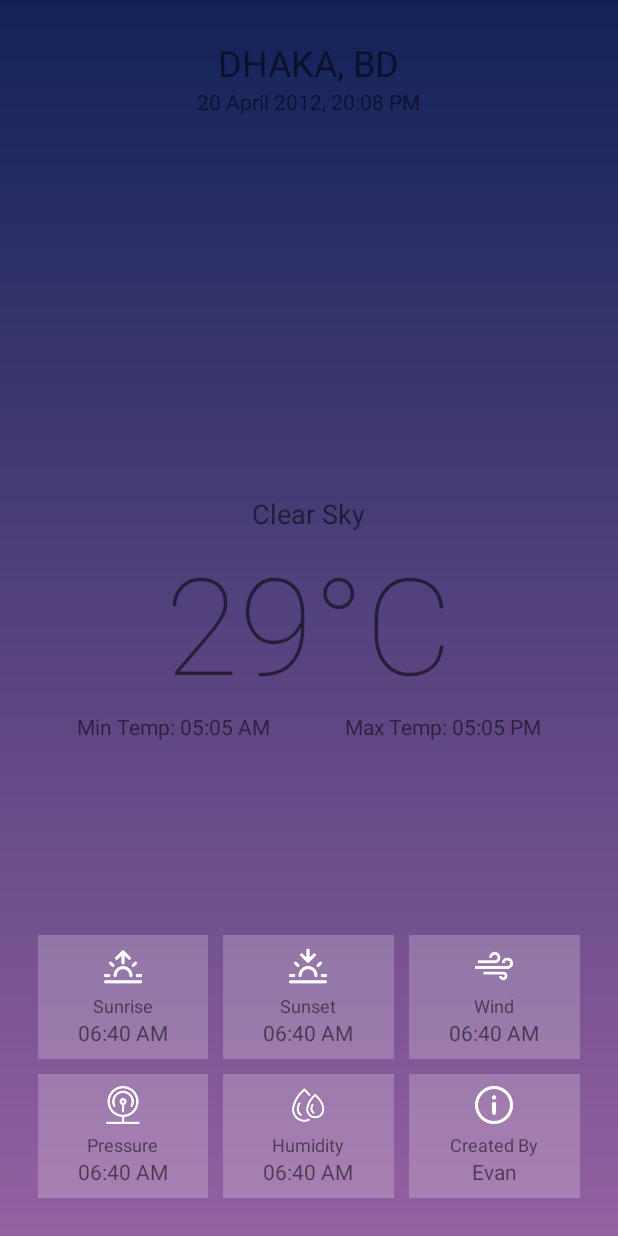
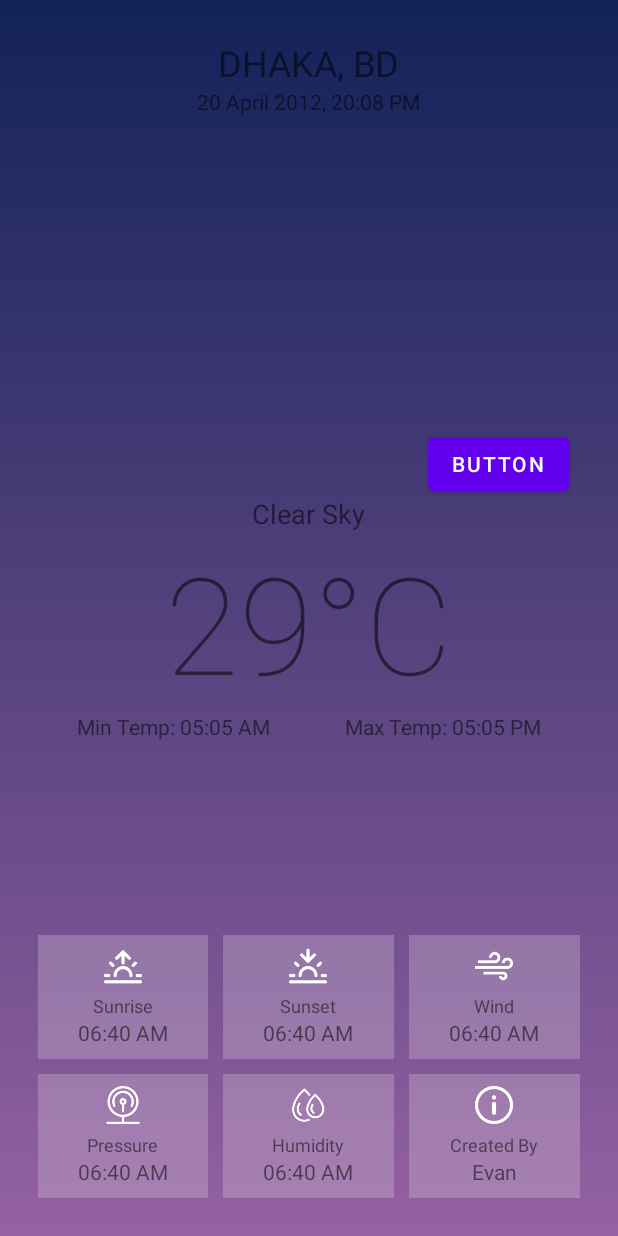
Before and after one commit to ishaan-ghosh/WhatsTheWeather, an Android app: the layout activity_main.xml on its own in the app's theme, with its tools: preview values and no code run, on a phone screen of 412 x 824 dp. Run offline under Robolectric (Android 15) with nearby library versions, the phone set to English and light mode, and no system bars; Roboto replaces fonts that are not available here.

Commit message:
Added a working button

```diff
--- a/app/src/main/java/com/example/What'sTheWeather/MainActivity.kt
+++ b/app/src/main/java/com/example/What'sTheWeather/MainActivity.kt
@@ -12,8 +12,17 @@ import java.net.URL
 import java.text.SimpleDateFormat
 import java.util.*
 
+/*
+import kotlinx.android.synthetic.main.activity_main.*
+import android.support.v7.app.AppCompatActivity
+import android.os.Bundle
+ */
+import android.widget.Button
+import android.widget.Toast
+
+
 class MainActivity : AppCompatActivity() {
-    val CITY: String = "dhaka,bd"
+    val CITY: String = "tucson,us"//  "dhaka,bd"
     val API: String = "f5979ed4f3b30e4e3dcc9c934eaeaa9f"
 
     override fun onCreate(savedInstanceState: Bundle?) {
@@ -21,6 +30,17 @@ class MainActivity : AppCompatActivity() {
         setContentView(R.layout.activity_main)
 
         weatherTask().execute()
+
+        // Special feature - Polymorphism: converts a TextView to a Button
+        val btn_click_me = findViewById<TextView>(R.id.changeDegBtn) // as Button // (Button) //findViewById(R.id.changeDegBtn) as Button
+        // set on-click listener
+        btn_click_me.setOnClickListener (object:View.OnClickListener {
+            override fun onClick(p0: View?) {
+                TODO("Not yet implemented")
+                // your code to perform when the user clicks on the button
+                Toast.makeText(this@MainActivity, "You clicked me.", Toast.LENGTH_SHORT).show()
+            }
+        })
 
     }
 
@@ -34,9 +54,10 @@ class MainActivity : AppCompatActivity() {
         }
 
         override fun doInBackground(vararg params: String?): String? {
+            val units = "imperial"
             var response:String?
             try{
-                response = URL("https://api.openweathermap.org/data/2.5/weather?q=$CITY&units=metric&appid=$API").readText(
+                response = URL("https://api.openweathermap.org/data/2.5/weather?q=$CITY&units="+units+"&appid=$API").readText(
                     Charsets.UTF_8
                 )
             }catch (e: Exception){
@@ -59,7 +80,8 @@ class MainActivity : AppCompatActivity() {
                 val updatedAtText = "Updated at: "+ SimpleDateFormat("dd/MM/yyyy hh:mm a", Locale.ENGLISH).format(
                     Date(updatedAt*1000)
                 )
-                val temp = main.getString("temp")+"°C"
+                val label = "°F"
+                val temp = main.getString("temp")+label
                 val tempMin = "Min Temp: " + main.getString("temp_min")+"°C"
                 val tempMax = "Max Temp: " + main.getString("temp_max")+"°C"
                 val pressure = main.getString("pressure")
--- a/app/src/main/res/layout/activity_main.xml
+++ b/app/src/main/res/layout/activity_main.xml
@@ -6,141 +6,338 @@
     android:padding="25dp"
     android:background="@drawable/gradient_bg">
 
-    <RelativeLayout android:id="@+id/mainContainer" android:layout_width="match_parent"
-        android:layout_height="match_parent" android:visibility="visible">
-        <LinearLayout android:id="@+id/addressContainer" android:layout_width="match_parent"
-            android:layout_height="wrap_content" android:orientation="vertical"
-            android:gravity="center">
-            <TextView android:id="@+id/address" android:layout_width="wrap_content"
-                android:layout_height="wrap_content" android:textSize="24dp"
-                android:text="DHAKA, BD"/>
-            <TextView android:id="@+id/updated_at" android:layout_width="wrap_content"
-                android:layout_height="wrap_content" android:textSize="14dp"
-                android:text="20 April 2012, 20:08 PM"/>
+    <RelativeLayout
+        android:id="@+id/mainContainer"
+        android:layout_width="match_parent"
+        android:layout_height="match_parent"
+        android:visibility="visible">
+
+        <Button
+            android:id="@+id/changeDegBtn"
+            android:layout_width="wrap_content"
+            android:layout_height="wrap_content"
+            android:layout_alignParentStart="true"
+            android:layout_alignParentTop="true"
+            android:layout_marginStart="130dp"
+            android:layout_marginTop="130dp"
+            android:layout_marginEnd="134dp"
+            android:text="Button"
+            android:translationX="130dp"
+            android:translationY="130dp" />
+
+        <LinearLayout
+            android:id="@+id/addressContainer"
+            android:layout_width="match_parent"
+            android:layout_height="wrap_content"
+            android:gravity="center"
+            android:orientation="vertical">
+
+            <TextView
+                android:id="@+id/address"
+                android:layout_width="wrap_content"
+                android:layout_height="wrap_content"
+                android:text="DHAKA, BD"
+                android:textSize="24dp" />
+
+            <TextView
+                android:id="@+id/updated_at"
+                android:layout_width="wrap_content"
+                android:layout_height="wrap_content"
+                android:text="20 April 2012, 20:08 PM"
+                android:textSize="14dp" />
         </LinearLayout>
 
 
-        <LinearLayout android:id="@+id/overviewContainer" android:layout_width="match_parent"
-            android:layout_height="wrap_content" android:orientation="vertical"
-            android:layout_centerInParent="true">
+        <LinearLayout
+            android:id="@+id/overviewContainer"
+            android:layout_width="match_parent"
+            android:layout_height="wrap_content"
+            android:layout_centerInParent="true"
+            android:orientation="vertical">
 
-            <TextView android:id="@+id/status" android:layout_width="wrap_content"
-                android:layout_height="wrap_content" android:textSize="18dp"
+            <TextView
+                android:id="@+id/status"
+                android:layout_width="wrap_content"
+                android:layout_height="wrap_content"
                 android:layout_gravity="center"
-                android:text="Clear Sky"/>
-            <TextView android:id="@+id/temp" android:layout_width="wrap_content"
-                android:layout_height="wrap_content" android:textSize="90dp"
-                android:fontFamily="sans-serif-thin" android:layout_gravity="center"
-                android:text="29°C"/>
+                android:text="Clear Sky"
+                android:textSize="18dp" />
 
-            <LinearLayout android:layout_width="match_parent" android:layout_height="wrap_content"
-                android:orientation="horizontal" android:gravity="center">
-                <TextView android:id="@+id/temp_min" android:layout_width="wrap_content"
-                    android:layout_height="wrap_content" android:text="Min Temp: 05:05 AM"/>
-                <Space android:layout_width="50dp" android:layout_height="wrap_content"/>
+            <TextView
+                android:id="@+id/temp"
+                android:layout_width="wrap_content"
+                android:layout_height="wrap_content"
+                android:layout_gravity="center"
+                android:fontFamily="sans-serif-thin"
+                android:text="29°C"
+                android:textSize="90dp" />
 
-                <TextView android:id="@+id/temp_max" android:layout_width="wrap_content"
-                    android:layout_height="wrap_content" android:text="Max Temp: 05:05 PM"/>
+            <LinearLayout
+                android:layout_width="match_parent"
+                android:layout_height="wrap_content"
+                android:gravity="center"
+                android:orientation="horizontal">
+
+                <TextView
+                    android:id="@+id/temp_min"
+                    android:layout_width="wrap_content"
+                    android:layout_height="wrap_content"
+                    android:text="Min Temp: 05:05 AM" />
+
+                <Space
+                    android:layout_width="50dp"
+                    android:layout_height="wrap_content" />
+
+                <TextView
+                    android:id="@+id/temp_max"
+                    android:layout_width="wrap_content"
+                    android:layout_height="wrap_content"
+                    android:text="Max Temp: 05:05 PM" />
             </LinearLayout>
 
         </LinearLayout>
 
 
-        <LinearLayout android:id="@+id/detailsContainer" android:layout_width="match_parent"
-            android:layout_height="wrap_content" android:orientation="vertical"
-            android:layout_alignParentBottom="true">
-            <LinearLayout android:layout_width="match_parent" android:layout_height="wrap_content"
-                android:orientation="horizontal" android:weightSum="3">
-                <LinearLayout android:layout_width="0dp" android:layout_height="wrap_content"
-                    android:orientation="vertical" android:layout_weight="1"
-                    android:gravity="center" android:padding="8dp"
-                    android:background="#3CF1EBF1">
-                    <ImageView android:layout_width="25dp" android:layout_height="25dp"
-                        android:src="@drawable/sunrise" android:tint="#FFFFFF"/>
-                    <Space android:layout_width="wrap_content" android:layout_height="5dp"/>
-                    <TextView android:layout_width="wrap_content" android:layout_height="wrap_content"
-                        android:textSize="12dp" android:text="Sunrise"/>
-                    <TextView android:id="@+id/sunrise" android:layout_width="wrap_content"
-                        android:layout_height="wrap_content" android:textSize="14dp"
-                        android:text="06:40 AM"/>
+        <LinearLayout
+            android:id="@+id/detailsContainer"
+            android:layout_width="match_parent"
+            android:layout_height="wrap_content"
+            android:layout_alignParentBottom="true"
+            android:orientation="vertical">
+
+            <LinearLayout
+                android:layout_width="match_parent"
+                android:layout_height="wrap_content"
+                android:orientation="horizontal"
+                android:weightSum="3">
+
+                <LinearLayout
+                    android:layout_width="0dp"
+                    android:layout_height="wrap_content"
+                    android:layout_weight="1"
+                    android:background="#3CF1EBF1"
+                    android:gravity="center"
+                    android:orientation="vertical"
+                    android:padding="8dp">
+
+                    <ImageView
+                        android:layout_width="25dp"
+                        android:layout_height="25dp"
+                        android:src="@drawable/sunrise"
+                        android:tint="#FFFFFF" />
+
+                    <Space
+                        android:layout_width="wrap_content"
+                        android:layout_height="5dp" />
+
+                    <TextView
+                        android:layout_width="wrap_content"
+                        android:layout_height="wrap_content"
+                        android:text="Sunrise"
+                        android:textSize="12dp" />
+
+                    <TextView
+                        android:id="@+id/sunrise"
+                        android:layout_width="wrap_content"
+                        android:layout_height="wrap_content"
+                        android:text="06:40 AM"
+                        android:textSize="14dp" />
                 </LinearLayout>
-                <Space android:layout_width="10dp" android:layout_height="wrap_content"/>
-                <LinearLayout android:layout_width="0dp" android:layout_height="wrap_content"
-                    android:orientation="vertical" android:layout_weight="1"
-                    android:gravity="center" android:padding="8dp"
-                    android:background="#3CF1EBF1">
-                    <ImageView android:layout_width="25dp" android:layout_height="25dp"
-                        android:src="@drawable/sunset" android:tint="#FFFFFF"/>
-                    <Space android:layout_width="wrap_content" android:layout_height="5dp"/>
-                    <TextView android:layout_width="wrap_content" android:layout_height="wrap_content"
-                        android:textSize="12dp" android:text="Sunset"/>
-                    <TextView android:id="@+id/sunset" android:layout_width="wrap_content"
-                        android:layout_height="wrap_content" android:textSize="14dp"
-                        android:text="06:40 AM"/>
+
+                <Space
+                    android:layout_width="10dp"
+                    android:layout_height="wrap_content" />
+
+                <LinearLayout
+                    android:layout_width="0dp"
+                    android:layout_height="wrap_content"
+                    android:layout_weight="1"
+                    android:background="#3CF1EBF1"
+                    android:gravity="center"
+                    android:orientation="vertical"
+                    android:padding="8dp">
+
+                    <ImageView
+                        android:layout_width="25dp"
+                        android:layout_height="25dp"
+                        android:src="@drawable/sunset"
+                        android:tint="#FFFFFF" />
+
+                    <Space
+                        android:layout_width="wrap_content"
+                        android:layout_height="5dp" />
+
+                    <TextView
+                        android:layout_width="wrap_content"
+                        android:layout_height="wrap_content"
+                        android:text="Sunset"
+                        android:textSize="12dp" />
+
+                    <TextView
+                        android:id="@+id/sunset"
+                        android:layout_width="wrap_content"
+                        android:layout_height="wrap_content"
+                        android:text="06:40 AM"
+                        android:textSize="14dp" />
                 </LinearLayout>
-                <Space android:layout_width="10dp" android:layout_height="wrap_content"/>
-                <LinearLayout android:layout_width="0dp" android:layout_height="wrap_content"
-                    android:orientation="vertical" android:layout_weight="1"
-                    android:gravity="center" android:padding="8dp"
-                    android:background="#3CF1EBF1">
-                    <ImageView android:layout_width="25dp" android:layout_height="25dp"
-                        android:src="@drawable/wind" android:tint="#FFFFFF"/>
-                    <Space android:layout_width="wrap_content" android:layout_height="5dp"/>
-                    <TextView android:layout_width="wrap_content" android:layout_height="wrap_content"
-                        android:textSize="12dp" android:text="Wind"/>
-                    <TextView android:id="@+id/wind" android:layout_width="wrap_content"
-                        android:layout_height="wrap_content" android:textSize="14dp"
-                        android:text="06:40 AM"/>
+
+                <Space
+                    android:layout_width="10dp"
+                    android:layout_height="wrap_content" />
+
+                <LinearLayout
+                    android:layout_width="0dp"
+                    android:layout_height="wrap_content"
+                    android:layout_weight="1"
+                    android:background="#3CF1EBF1"
+                    android:gravity="center"
+                    android:orientation="vertical"
+                    android:padding="8dp">
+
+                    <ImageView
+                        android:layout_width="25dp"
+                        android:layout_height="25dp"
+                        android:src="@drawable/wind"
+                        android:tint="#FFFFFF" />
+
+                    <Space
+                        android:layout_width="wrap_content"
+                        android:layout_height="5dp" />
+
+                    <TextView
+                        android:layout_width="wrap_content"
+                        android:layout_height="wrap_content"
+                        android:text="Wind"
+                        android:textSize="12dp" />
+
+                    <TextView
+                        android:id="@+id/wind"
+                        android:layout_width="wrap_content"
+                        android:layout_height="wrap_content"
+                        android:text="06:40 AM"
+                        android:textSize="14dp" />
                 </LinearLayout>
             </LinearLayout>
 
-            <Space android:layout_width="wrap_content" android:layout_height="10dp"/>
+            <Space
+                android:layout_width="wrap_content"
+                android:layout_height="10dp" />
 
-            <LinearLayout android:layout_width="match_parent" android:layout_height="wrap_content"
-                android:orientation="horizontal" android:weightSum="3">
-                <LinearLayout android:layout_width="0dp" android:layout_height="wrap_content"
-                    android:orientation="vertical" android:layout_weight="1"
-                    android:gravity="center" android:padding="8dp"
-                    android:background="#3CF1EBF1">
-                    <ImageView android:layout_width="25dp" android:layout_height="25dp"
-                        android:src="@drawable/pressure" android:tint="#FFFFFF"/>
-                    <Space android:layout_width="wrap_content" android:layout_height="5dp"/>
-                    <TextView android:layout_width="wrap_content" android:layout_height="wrap_content"
-                        android:textSize="12dp" android:text="Pressure"/>
-                    <TextView android:id="@+id/pressure" android:layout_width="wrap_content"
-                        android:layout_height="wrap_content" android:textSize="14dp"
-                        android:text="06:40 AM"/>
+            <LinearLayout
+                android:layout_width="match_parent"
+                android:layout_height="wrap_content"
+                android:orientation="horizontal"
+                android:weightSum="3">
+
+                <LinearLayout
+                    android:layout_width="0dp"
+                    android:layout_height="wrap_content"
+                    android:layout_weight="1"
+                    android:background="#3CF1EBF1"
+                    android:gravity="center"
+                    android:orientation="vertical"
+                    android:padding="8dp">
+
+                    <ImageView
+                        android:layout_width="25dp"
+                        android:layout_height="25dp"
+                        android:src="@drawable/pressure"
+                        android:tint="#FFFFFF" />
+
+                    <Space
+                        android:layout_width="wrap_content"
+                        android:layout_height="5dp" />
+
+                    <TextView
+                        android:layout_width="wrap_content"
+                        android:layout_height="wrap_content"
+                        android:text="Pressure"
+                        android:textSize="12dp" />
+
+                    <TextView
+                        android:id="@+id/pressure"
+                        android:layout_width="wrap_content"
+                        android:layout_height="wrap_content"
+                        android:text="06:40 AM"
+                        android:textSize="14dp" />
                 </LinearLayout>
-                <Space android:layout_width="10dp" android:layout_height="wrap_content"/>
-                <LinearLayout android:layout_width="0dp" android:layout_height="wrap_content"
-                    android:orientation="vertical" android:layout_weight="1"
-                    android:gravity="center" android:padding="8dp"
-                    android:background="#3CF1EBF1">
-                    <ImageView android:layout_width="25dp" android:layout_height="25dp"
-                        android:src="@drawable/humidity" android:tint="#FFFFFF"/>
-                    <Space android:layout_width="wrap_content" android:layout_height="5dp"/>
-                    <TextView android:layout_width="wrap_content" android:layout_height="wrap_content"
-                        android:textSize="12dp" android:text="Humidity"/>
-                    <TextView android:id="@+id/humidity" android:layout_width="wrap_content"
-                        android:layout_height="wrap_content" android:textSize="14dp"
-                        android:text="06:40 AM"/>
+
+                <Space
+                    android:layout_width="10dp"
+                    android:layout_height="wrap_content" />
+
+                <LinearLayout
+                    android:layout_width="0dp"
+                    android:layout_height="wrap_content"
+                    android:layout_weight="1"
+                    android:background="#3CF1EBF1"
+                    android:gravity="center"
+                    android:orientation="vertical"
+                    android:padding="8dp">
+
+                    <ImageView
+                        android:layout_width="25dp"
+                        android:layout_height="25dp"
+                        android:src="@drawable/humidity"
+                        android:tint="#FFFFFF" />
+
+                    <Space
+                        android:layout_width="wrap_content"
+                        android:layout_height="5dp" />
+
+                    <TextView
+                        android:layout_width="wrap_content"
+                        android:layout_height="wrap_content"
+                        android:text="Humidity"
+                        android:textSize="12dp" />
+
+                    <TextView
+                        android:id="@+id/humidity"
+                        android:layout_width="wrap_content"
+                        android:layout_height="wrap_content"
+                        android:text="06:40 AM"
+                        android:textSize="14dp" />
                 </LinearLayout>
-                <Space android:layout_width="10dp" android:layout_height="wrap_content"/>
-                <LinearLayout android:layout_width="0dp" android:layout_height="wrap_content"
-                    android:orientation="vertical" android:layout_weight="1"
-                    android:gravity="center" android:padding="8dp"
-                    android:background="#3CF1EBF1">
-                    <ImageView android:layout_width="25dp" android:layout_height="25dp"
-                        android:src="@drawable/info" android:tint="#FFFFFF"/>
-                    <Space android:layout_width="wrap_content" android:layout_height="5dp"/>
-                    <TextView android:layout_width="wrap_content" android:layout_height="wrap_content"
-                        android:textSize="12dp" android:text="Created By"/>
-                    <TextView android:id="@+id/about" android:layout_width="wrap_content"
-                        android:layout_height="wrap_content" android:textSize="14dp"
-                        android:text="Evan"/>
+
+                <Space
+                    android:layout_width="10dp"
+                    android:layout_height="wrap_content" />
+
+                <LinearLayout
+                    android:layout_width="0dp"
+                    android:layout_height="wrap_content"
+                    android:layout_weight="1"
+                    android:background="#3CF1EBF1"
+                    android:gravity="center"
+                    android:orientation="vertical"
+                    android:padding="8dp">
+
+                    <ImageView
+                        android:layout_width="25dp"
+                        android:layout_height="25dp"
+                        android:src="@drawable/info"
+                        android:tint="#FFFFFF" />
+
+                    <Space
+                        android:layout_width="wrap_content"
+                        android:layout_height="5dp" />
+
+                    <TextView
+                        android:layout_width="wrap_content"
+                        android:layout_height="wrap_content"
+                        android:text="Created By"
+                        android:textSize="12dp" />
+
+                    <TextView
+                        android:id="@+id/about"
+                        android:layout_width="wrap_content"
+                        android:layout_height="wrap_content"
+                        android:text="Evan"
+                        android:textSize="14dp" />
                 </LinearLayout>
             </LinearLayout>
         </LinearLayout>
+
     </RelativeLayout>
 
 
```
Also changed, not shown: app/build.gradle (+7 -0 lines), build.gradle (+10 -0 lines).
